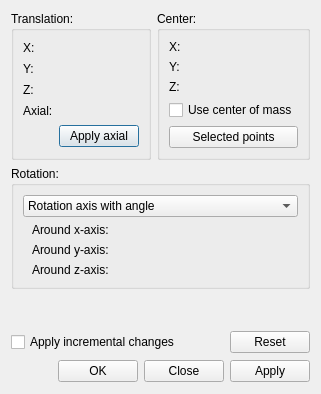
This is src/Gui/Placement.ui in southseact-3d/fcd as Qt 5 draws it before an edit. The edited form follows.
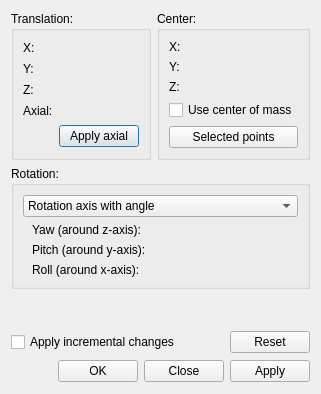
This is the edited form. Custom widgets are drawn as their Qt base class.

Commit message:
[Core] Rotation : fix gimbal lock handling
 + fix Euler representation on GUI

What changed in the file:
```diff
--- a/src/Gui/Placement.ui
+++ b/src/Gui/Placement.ui
@@ -347,7 +347,7 @@
                </sizepolicy>
               </property>
               <property name="text">
-               <string>Around y-axis:</string>
+               <string>Pitch (around y-axis):</string>
               </property>
              </widget>
             </item>
@@ -360,7 +360,7 @@
                </sizepolicy>
               </property>
               <property name="text">
-               <string>Around z-axis:</string>
+               <string>Roll (around x-axis):</string>
               </property>
              </widget>
             </item>
@@ -373,12 +373,12 @@
                </sizepolicy>
               </property>
               <property name="text">
-               <string>Around x-axis:</string>
+               <string>Yaw (around z-axis):</string>
               </property>
              </widget>
             </item>
             <item row="0" column="1">
-             <widget class="Gui::QuantitySpinBox" name="rollAngle">
+             <widget class="Gui::QuantitySpinBox" name="yawAngle">
               <property name="toolTip">
                <string>Rotation around the x-axis</string>
               </property>
@@ -392,7 +392,7 @@
              </widget>
             </item>
             <item row="2" column="1">
-             <widget class="Gui::QuantitySpinBox" name="yawAngle">
+             <widget class="Gui::QuantitySpinBox" name="rollAngle">
               <property name="toolTip">
                <string>Rotation around the z-axis</string>
               </property>
```
Left out of the diff: 8 changed lines with no effect on the pictures. The commit also changes 1 other file.
